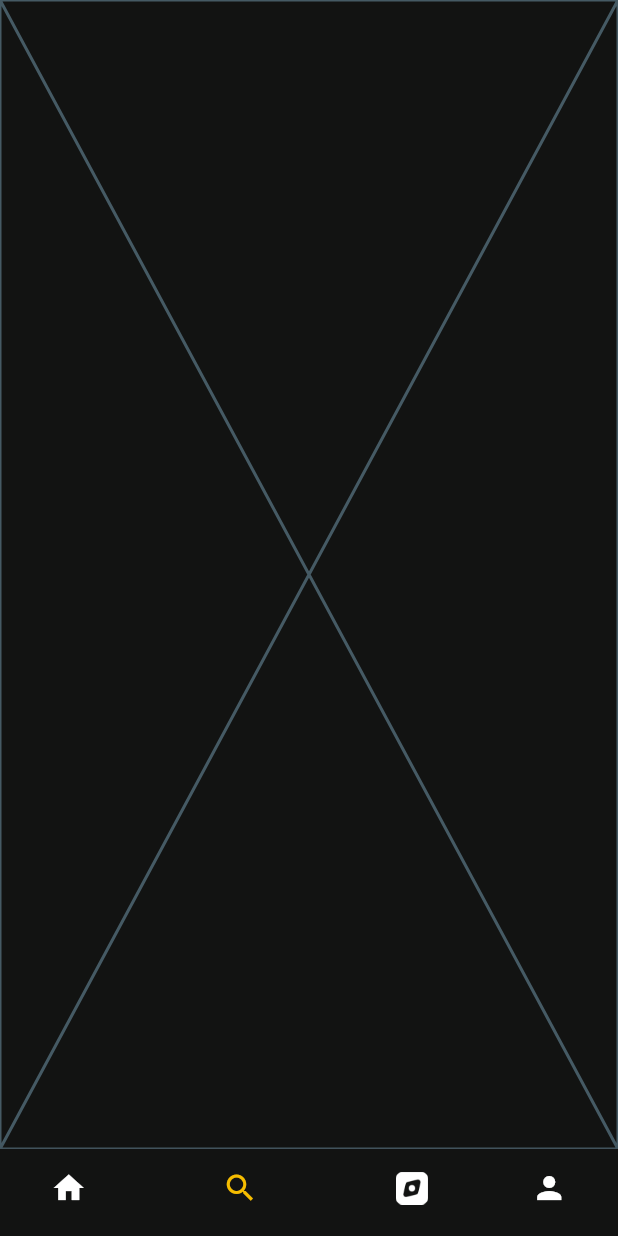
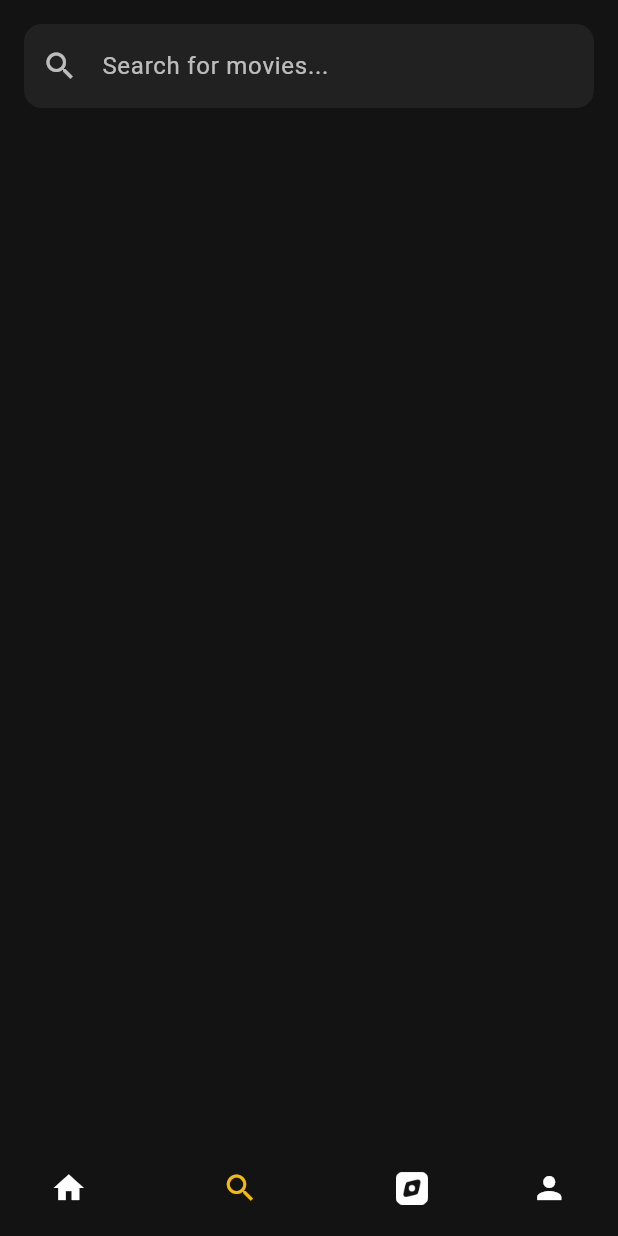
Before and after one commit to Abanob-romany/movies_app, a Flutter app: the screen it shows after launch, item 2 of the bottom bar chosen, on a phone screen of 412 x 824 dp. Run offline on Flutter 3.47's test engine with Material 3 defaults, Android fonts, the phone set to English and light mode, and no system bars; our stand-ins replace carousel_slider, google_fonts.

Commit message:
SearchTab UI

```diff
--- a/lib/ui/screens/home/home.dart
+++ b/lib/ui/screens/home/home.dart
@@ -16,7 +16,6 @@ class Home extends StatefulWidget {
 }
 
 class _HomeState extends State<Home> {
-  // ✅ Tracks which tab is selected
   int tabIndex = 0;
 
   // ✅ List of tab screens
@@ -30,7 +29,7 @@ class _HomeState extends State<Home> {
   @override
   Widget build(BuildContext context) {
     return Scaffold(
-      backgroundColor: AppColors.black,
+      backgroundColor: AppColors.transparent,
       body: SafeArea(
         child: screens[tabIndex],
       ),
@@ -42,8 +41,6 @@ class _HomeState extends State<Home> {
             bodySmall: const TextStyle(color: Colors.white70),
           ),
         ),
-        child: Material(
-          elevation: 8, // ✅ Adds shadow below navigation bar
         child: BottomNavigationBar(
           currentIndex: tabIndex,
           onTap: (index) {
@@ -79,7 +76,6 @@ class _HomeState extends State<Home> {
           ],
         ),
       ),
-      ),
     );
   }
 }
--- a/lib/ui/screens/home/tabs/SearchTab.dart
+++ b/lib/ui/screens/home/tabs/SearchTab.dart
@@ -1,10 +1,93 @@
-import 'package:flutter/cupertino.dart';
+import 'package:flutter/material.dart';
+import 'package:movies_app/ui/utils/app_assets.dart';
+import 'package:movies_app/ui/utils/app_colors.dart';
 
-class Searchtab extends StatelessWidget {
+class Searchtab extends StatefulWidget {
   const Searchtab({super.key});
 
   @override
+  State<Searchtab> createState() => _SearchtabState();
+}
+
+class _SearchtabState extends State<Searchtab> {
+  final TextEditingController searchController = TextEditingController();
+  final List<String> fakeMovies = [
+    'Inception',
+    'The Dark Knight',
+    'Interstellar',
+    'Tenet',
+    'The Prestige',
+    'Oppenheimer',
+    'Dunkirk',
+  ];
+
+  List<String> searchResults = [];
+
+  void onSearch(String query) {
+    final results = fakeMovies
+        .where((movie) => movie.toLowerCase().contains(query.toLowerCase()))
+        .toList();
+    setState(() {
+      searchResults = results;
+    });
+  }
+
+  @override
+  void initState() {
+    super.initState();
+    searchResults = [];
+  }
+
+  @override
   Widget build(BuildContext context) {
-    return const Placeholder();
+    return Scaffold(
+      backgroundColor: AppColors.black,
+      body: Column(
+        children: [
+          Padding(
+            padding: const EdgeInsets.all(16.0),
+            child: TextField(
+              controller: searchController,
+              onChanged: onSearch,
+              style: const TextStyle(color: Colors.white),
+              decoration: InputDecoration(
+                hintText: 'Search for movies...',
+                hintStyle: const TextStyle(color: Colors.white70),
+                prefixIcon: const Icon(Icons.search, color: Colors.white70),
+                filled: true,
+                fillColor: Colors.grey[900],
+                border: OutlineInputBorder(
+                  borderRadius: BorderRadius.circular(12),
+                  borderSide: BorderSide.none,
+                ),
+              ),
+            ),
+          ),
+
+          // 🔍 Results or Image
+          Expanded(
+            child: searchResults.isEmpty && searchController.text.isNotEmpty
+                ? Center(
+              child: Image.asset(
+                AppAssets.popcorn,
+                width: 200,
+                height: 200,
+              ),
+            )
+                : ListView.builder(
+              itemCount: searchResults.length,
+              itemBuilder: (context, index) {
+                return ListTile(
+                  title: Text(
+                    searchResults[index],
+                    style: const TextStyle(color: Colors.white),
+                  ),
+                );
+              },
+            ),
+          ),
+        ],
+      ),
+    );
   }
 }
```
Lines whose indentation alone changed are shown as unchanged.
